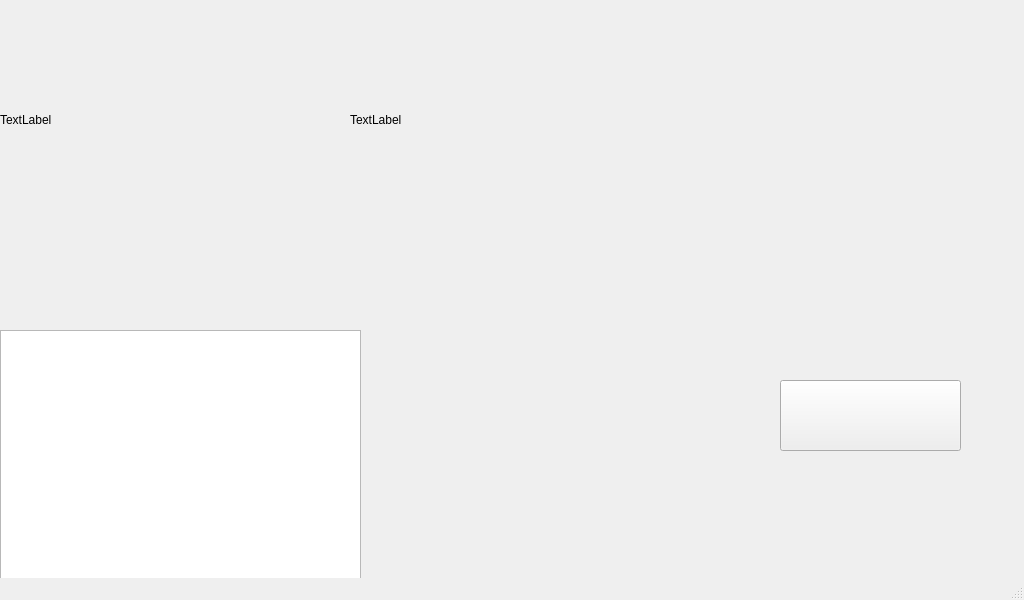
The window that Ltem_Sorting/scancolor.ui (YiHangCalm/WorldSkillsCompetition) describes before a commit, drawn with Qt 5.
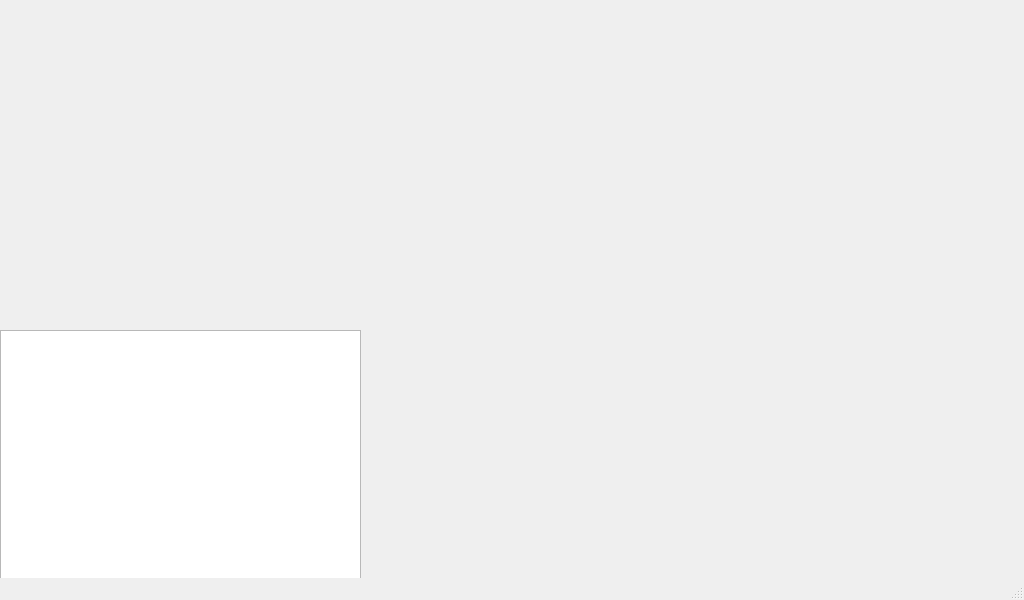
The same window after the commit. Icons and pictures are not drawn.

```diff
--- a/Ltem_Sorting/scancolor.ui
+++ b/Ltem_Sorting/scancolor.ui
@@ -36,6 +36,14 @@
     height: 80px; 
 	font-size: 16px;
 	border: none;
+}
+QPushButton#adjust {
+    border-image: url(:/new/btn/Rese/HSV.png);
+    
+     width: 203;  
+    height: 80px; 
+	font-size: 16px;
+	border: none;
 }</string>
   </property>
   <widget class="QWidget" name="centralwidget">
@@ -77,7 +85,7 @@
      </rect>
     </property>
     <property name="text">
-     <string>TextLabel</string>
+     <string/>
     </property>
    </widget>
    <widget class="QLabel" name="bin">
@@ -90,20 +98,22 @@
      </rect>
     </property>
     <property name="text">
-     <string>TextLabel</string>
+     <string/>
     </property>
    </widget>
    <widget class="QPushButton" name="adjust">
     <property name="geometry">
      <rect>
-      <x>780</x>
+      <x>790</x>
       <y>380</y>
       <width>181</width>
       <height>71</height>
      </rect>
     </property>
     <property name="font">
-     <font/>
+     <font>
+      <pointsize>-1</pointsize>
+     </font>
     </property>
     <property name="text">
      <string/>
```
